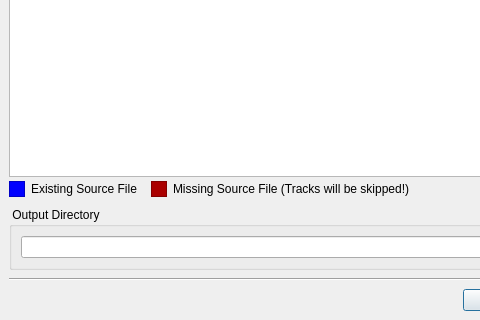
Before: the Qt Designer form gui/CueSheetImport.ui in lordmulder/LameXP, drawn with Qt 5; both pictures show x 0 to 480 and y 143 to 463 of the 700 by 463 pixel window.
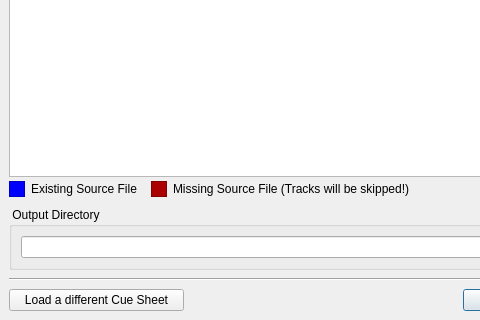
After: the same form once the commit is applied. Icons and pictures are not drawn.

Commit message: Added a button for loading a different Cue Sheet to the Cue Sheet importer dialog.

```diff
--- a/gui/CueSheetImport.ui
+++ b/gui/CueSheetImport.ui
@@ -514,6 +514,26 @@
        </item>
        <item>
         <layout class="QHBoxLayout" name="horizontalLayout">
+         <item>
+          <widget class="QPushButton" name="loadOtherButton">
+           <property name="minimumSize">
+            <size>
+             <width>175</width>
+             <height>0</height>
+            </size>
+           </property>
+           <property name="text">
+            <string>Load a different Cue Sheet</string>
+           </property>
+           <property name="icon">
+            <iconset resource="../res/Icons.qrc">
+             <normaloff>:/icons/folder_explore.png</normaloff>:/icons/folder_explore.png</iconset>
+           </property>
+           <property name="autoDefault">
+            <bool>false</bool>
+           </property>
+          </widget>
+         </item>
          <item>
           <spacer name="horizontalSpacer">
            <property name="orientation">
```
Left out of the diff: 3 changed lines with no effect on the pictures. The commit also changes 12 other files.
